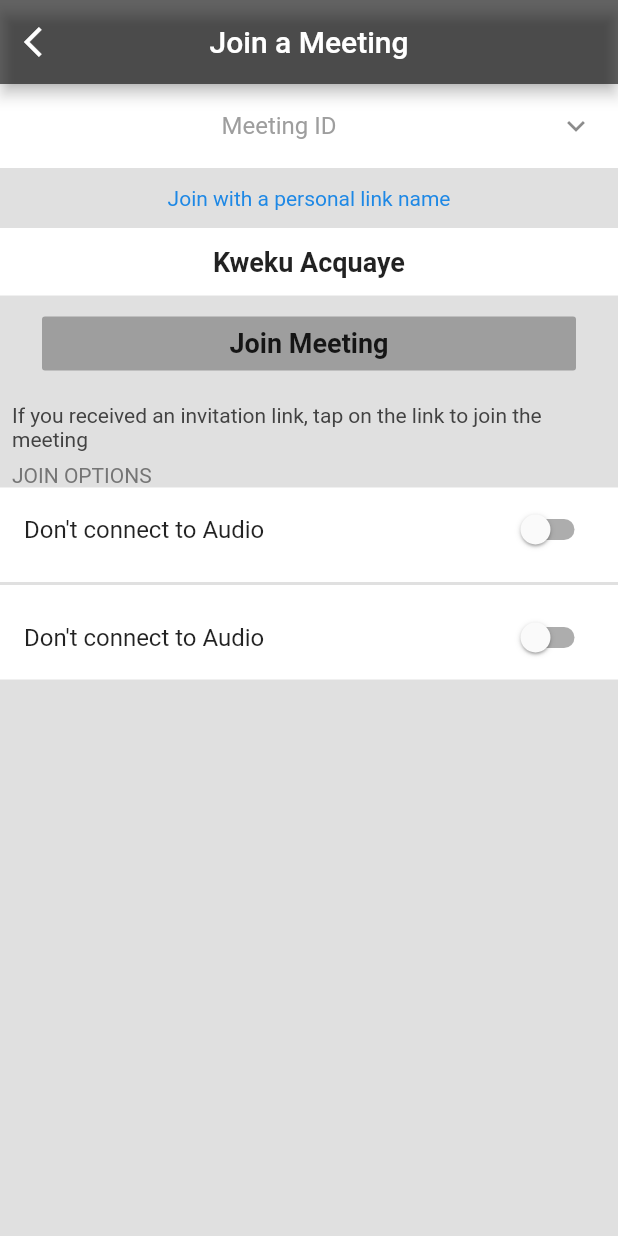
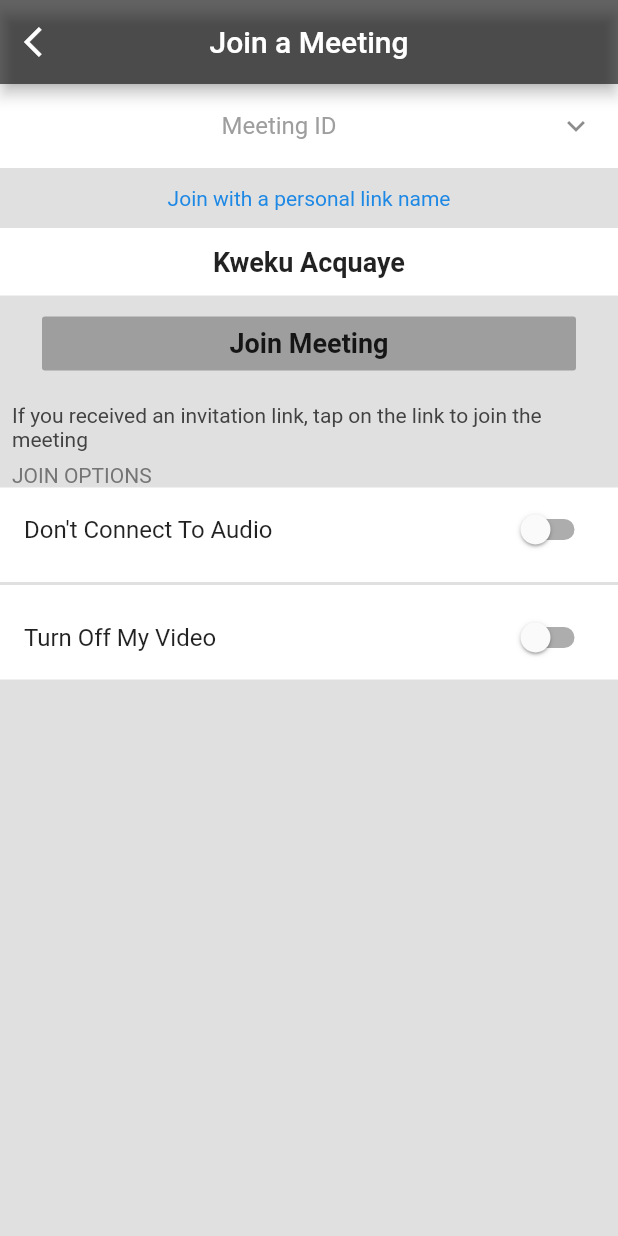
Before and after one commit to kwe-k-u/Cloning-Zoom, a Flutter app: the screen it shows after launch, after a tap on the "add box" icon, on a phone screen of 412 x 824 dp. Run offline on Flutter 3.47's test engine with Material 2 defaults, Android fonts, the phone set to English and light mode, and no system bars.

```diff
--- a/lib/UI/homepage.dart
+++ b/lib/UI/homepage.dart
@@ -201,7 +201,7 @@ class _HomepageState extends State<Homepage> {
                     leading:
                     Container(
                       padding: EdgeInsets.all(12.0),
-                      child: Text("MO", //todo replace with image
+                      child: Text("MO",
                         style: TextStyle(
                           color: Colors.white
                       ),),
--- a/lib/UI/joinMeeting.dart
+++ b/lib/UI/joinMeeting.dart
@@ -6,6 +6,8 @@ class JoinMeetingPage extends StatefulWidget {
 }
 
 class _JoinMeetingPageState extends State<JoinMeetingPage> {
+
+  bool audioBool = false, videoBool = false;
   @override
   Widget build(BuildContext context) {
     return MaterialApp(
@@ -113,20 +115,24 @@ class _JoinMeetingPageState extends State<JoinMeetingPage> {
 
                   SwitchListTile(
                     onChanged: (value){
-
+                      setState(() {
+                        audioBool = value;
+                      });
                     },
-                    title: Text("Don't connect to Audio"),
-                    value: false,
+                    title: Text("Don't Connect To Audio"),
+                    value: audioBool,
                   ),
                   Divider(
                     thickness: 2.0,
                   ),
                   SwitchListTile(
                     onChanged: (value){
-
+                      setState(() {
+                        videoBool = value;
+                      });
                     },
-                    title: Text("Don't connect to Audio"),
-                    value: false,
+                    title: Text("Turn Off My Video"),
+                    value: videoBool,
                   )
                 ],
               ),
--- a/lib/UI/settings.dart
+++ b/lib/UI/settings.dart
@@ -143,7 +143,7 @@ class _SettingsPageState extends State<SettingsPage> {
               ),
             ),
 
-            //todo include copyright symbol
+
             Padding(
               padding: const EdgeInsets.only(top: 12.0),
               child: Text("Copyright 2012 - 2020 Zoom Communications Inc. All rights reserved",
--- a/lib/main.dart
+++ b/lib/main.dart
@@ -72,3 +72,7 @@ class _MyAppState extends State<MyApp> {
     });
   }
 }
+
+//Project by Kweku Appiah Acquaye
+// Email: kwekuaacquaye@gmail.com
+// Ghana
```
Also changed, not shown: lib/UI/contactsHandler.dart (+4 -18 lines), lib/UI/scheduleMeeting.dart (+26 -14 lines), lib/UI/startMeeting.dart (+15 -4 lines).
